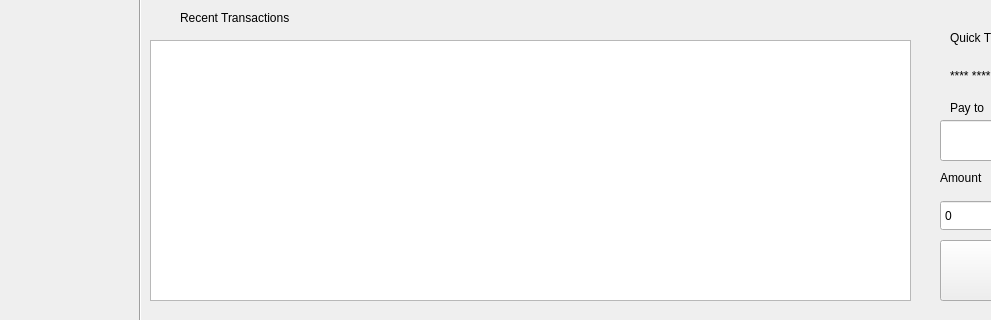
IVAndreev21/YRT, file forms/mainwindow.ui: the form before one commit; both pictures show x 0 to 991 and y 400 to 720 of the 1280 by 720 pixel window.
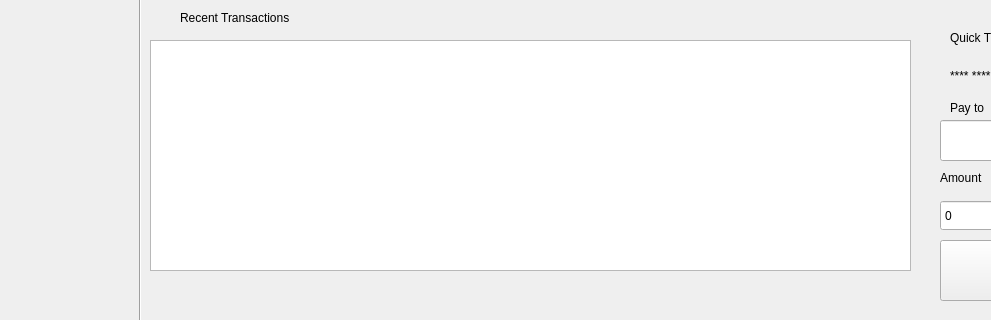
The form after the commit. The open tabs and pages were chosen to show the change. Icons and pictures are not drawn.

What changed in the file:
```diff
--- a/forms/mainwindow.ui
+++ b/forms/mainwindow.ui
@@ -378,7 +378,7 @@
        <x>0</x>
        <y>450</y>
        <width>761</width>
-       <height>261</height>
+       <height>231</height>
       </rect>
      </property>
     </widget>
```
Left out of the diff: 15 changed lines with no effect on the pictures.
